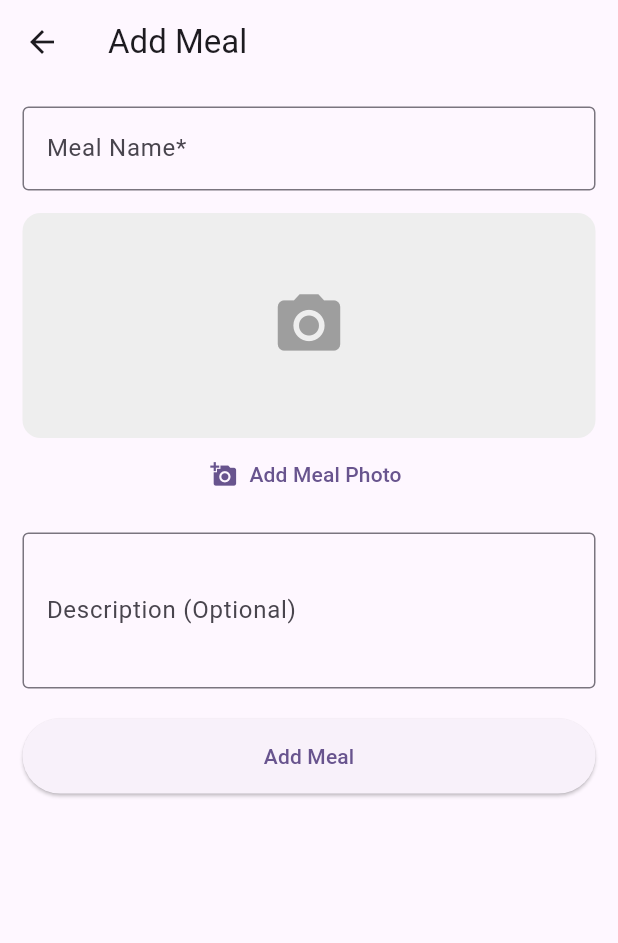
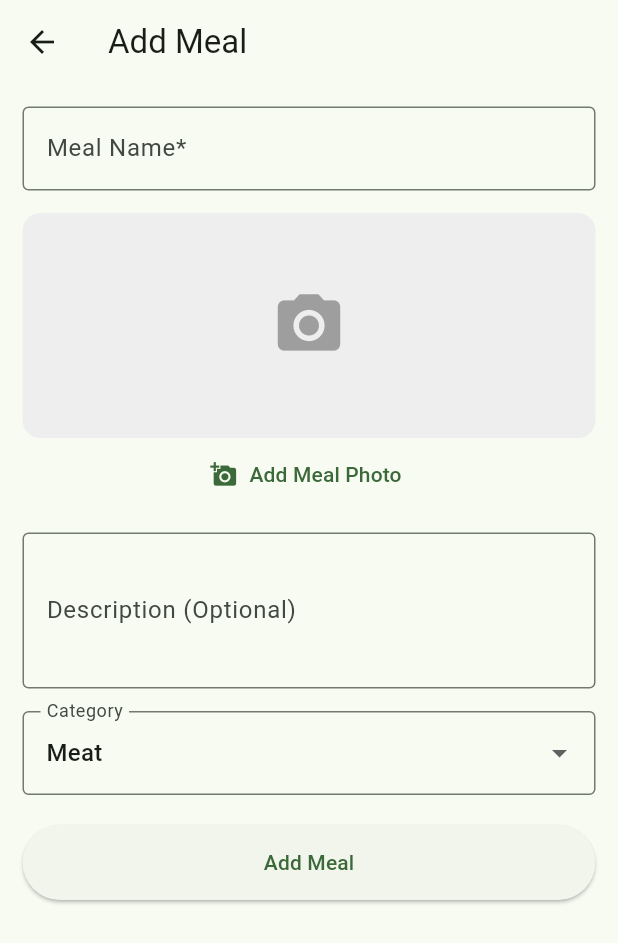
Before and after one commit to ahmad-bahaa/Pick_A_Meal, a Flutter app: the screen it shows after launch, after a tap on the "add" icon, on a phone screen of 412 x 824 dp. Shown: the top 943 px of the screen. Run offline on Flutter 3.47's test engine with Material 3 defaults, Android fonts, the phone set to English and light mode, and no system bars; our stand-ins replace image_picker, shared_preferences.

Commit message:
Added new features. Category for meals. searching within categories. All Categories together in 1 list.

```diff
--- a/lib/AddMealScreen.dart
+++ b/lib/AddMealScreen.dart
@@ -19,6 +19,7 @@ class _AddMealscreenState extends State<AddMealscreen> {
   late TextEditingController descController = TextEditingController();
 
   final imageController = TextEditingController();
+  String _selectedCategory = mealCategories[1]; // Default to 'Meat'
 
   File? _selectedImage;
 
@@ -35,6 +36,7 @@ class _AddMealscreenState extends State<AddMealscreen> {
     if (widget.existingMeal?.imagePath != null) {
       _selectedImage = File(widget.existingMeal!.imagePath!);
     }
+    _selectedCategory = widget.existingMeal?.category ?? 'Meat'; // Default to 'Meat'
   }
 
   Future<void> _pickImage(ImageSource source) async {
@@ -113,6 +115,20 @@ class _AddMealscreenState extends State<AddMealscreen> {
                   border: OutlineInputBorder(),
                 ),
               ),
+              SizedBox(height: 15),
+
+              DropdownButtonFormField<String>(
+                value: _selectedCategory,
+                decoration: InputDecoration(labelText: 'Category', border: OutlineInputBorder()),
+                items: mealCategories.where((c) => c != 'All').map((String category) {
+                  return DropdownMenuItem(value: category, child: Text(category));
+                }).toList(),
+                onChanged: (newValue) {
+                  setState(() {
+                    _selectedCategory = newValue!;
+                  });
+                },
+              ),
               SizedBox(height: 20),
               ElevatedButton(
                 style: ElevatedButton.styleFrom(
@@ -123,6 +139,7 @@ class _AddMealscreenState extends State<AddMealscreen> {
                   final updatedMeal = Meal(
                     id: widget.existingMeal?.id ?? DateTime.now().toString(),
                     name: nameController.text,
+                    category: _selectedCategory,
                     description: descController.text,
                     imagePath: _selectedImage != null
                         ? _selectedImage!.path
--- a/lib/Meal.dart
+++ b/lib/Meal.dart
@@ -1,14 +1,27 @@
+const List<String> mealCategories = [
+  'All',
+  'Meat',
+  'Fish',
+  'Chicken',
+  'Other',
+  'Fruit',
+  'Snack',
+  'Dessert',
+];
+
 class Meal {
   final String id;
   final String name;
   final String? imagePath;
   final String? description;
+  final String category;
 
   Meal({
     required this.id,
     required this.name,
     this.imagePath,
     this.description,
+    this.category = 'Other',
   });
 
   // Convert Meal object to Map (to save)
@@ -16,17 +29,20 @@ class Meal {
     return {
       'id': id,
       'name': name,
+      'category': category,
       'imagePath': imagePath,
       'description': description,
     };
   }
+
   // Create Meal object from Map (to load)
   factory Meal.fromMap(Map<String, dynamic> map) {
     return Meal(
       id: map['id'],
       name: map['name'],
+      category: map['category'] ?? 'Other',
       imagePath: map['imagePath'],
-      description: map['description'],
+      description: map['description'] ?? 'No description',
     );
   }
 }
--- a/lib/main.dart
+++ b/lib/main.dart
@@ -27,7 +27,10 @@ class _MyAppState extends State<MyApp> {
   Widget build(BuildContext context) {
     return MaterialApp(
       title: 'Flutter Demo',
-      theme: ThemeData(colorScheme: .fromSeed(seedColor: Colors.deepPurple)),
+      theme: ThemeData(
+        colorScheme: ColorScheme.fromSeed(seedColor: Colors.green),
+      ),
+      debugShowCheckedModeBanner: false,
       home: const MealListScreen(title: 'Flutter Demo Home Page'),
     );
   }
@@ -44,6 +47,7 @@ class MealListScreen extends StatefulWidget {
 
 class _MealListScreenState extends State<MealListScreen> {
   final List<Meal> _meals = [];
+  String _filterCategory = 'All';
 
   void _addMeal(Meal meal) {
     setState(() {
@@ -54,11 +58,12 @@ class _MealListScreenState extends State<MealListScreen> {
 
   @override
   Widget build(BuildContext context) {
-    return MaterialApp(
-      title: 'Pick A Meal',
-      theme: ThemeData(primarySwatch: Colors.green),
-      debugShowCheckedModeBanner: false,
-      home: Scaffold(
+    // Logic: If 'All' is selected, show everything. Otherwise, filter.
+    final filteredMeals = _filterCategory == 'All'
+        ? _meals
+        : _meals.where((meal) => meal.category == _filterCategory).toList();
+
+    return Scaffold(
       appBar: AppBar(
         title: Text('My Meals'),
         centerTitle: true,
@@ -76,29 +81,21 @@ class _MealListScreenState extends State<MealListScreen> {
                 style: TextStyle(color: Colors.grey),
               ),
             )
-            : RefreshIndicator(
+          : Column(
+              children: [
+                _buildFilterBar(),
+                Expanded(
+                  child: RefreshIndicator(
                     onRefresh: _handleRefresh,
 
-                child: _meals.isEmpty
-                    ? ListView(
-                        // Use a ListView even when empty so the "pull" gesture still works
-                        physics: const AlwaysScrollableScrollPhysics(),
-                        children: [
-                          SizedBox(
-                            height: MediaQuery.of(context).size.height * 0.3,
-                          ),
-                          Center(
-                            child: Text(
-                              'No meals? Pull down to "grab" one! (If you had any)',
-                            ),
-                          ),
-                        ],
-                      )
+                    child: filteredMeals.isEmpty
+                        ? Center(child: Text("No meals found in this category"))
                         : ListView.builder(
                             physics: const AlwaysScrollableScrollPhysics(),
                             // Ensures the pull works even for short lists
-                        itemCount: _meals.length,
+                            itemCount: filteredMeals.length,
                             itemBuilder: (ctx, index) {
+                              final meal = filteredMeals[index];
                               return Card(
                                 margin: EdgeInsets.symmetric(
                                   horizontal: 15,
@@ -110,20 +107,22 @@ class _MealListScreenState extends State<MealListScreen> {
                                       context,
                                       MaterialPageRoute(
                                         builder: (context) =>
-                                        MealDetailsScreen(meal: _meals[index]),
+                                            MealDetailsScreen(meal: meal),
                                       ),
                                     );
 
+                                    if (!mounted) return;
+
                                     if (result == 'delete') {
-                                  ScaffoldMessenger.of(context).showSnackBar(
+                                      ScaffoldMessenger.of(
+                                        context,
+                                      ).showSnackBar(
                                         SnackBar(
-                                      content: Text(
-                                        "${_meals[index].name} deleted",
-                                      ),
+                                          content: Text("${meal.name} deleted"),
                                           behavior: SnackBarBehavior.floating,
                                         ),
                                       );
-                                  _deleteMeal(_meals[index].id);
+                                      _deleteMeal(meal.id);
                                     } else if (result is Meal) {
                                       _updateMeal(
                                         result,
@@ -131,12 +130,14 @@ class _MealListScreenState extends State<MealListScreen> {
                                     }
                                   },
                                   leading: Hero(
-                                tag: _meals[index].id,
-                                child: _meals[index].imagePath != null
+                                    tag: meal.id,
+                                    child: meal.imagePath != null
                                         ? ClipRRect(
-                                        borderRadius: BorderRadius.circular(8),
+                                            borderRadius: BorderRadius.circular(
+                                              8,
+                                            ),
                                             child: Image.file(
-                                          File(_meals[index].imagePath!),
+                                              File(meal.imagePath!),
                                               width: 50,
                                               height: 50,
                                               fit: BoxFit.cover,
@@ -145,21 +146,27 @@ class _MealListScreenState extends State<MealListScreen> {
                                         : Icon(Icons.fastfood, size: 40),
                                   ),
                                   title: Text(
-                                _meals[index].name,
-                                style: TextStyle(fontWeight: FontWeight.bold),
+                                    meal.name,
+                                    style: TextStyle(
+                                      fontWeight: FontWeight.bold,
+                                    ),
                                   ),
                                   subtitle: Text(
-                                _meals[index].description ?? 'No description',
+                                    meal.description ?? 'No description',
+                                    maxLines: 1,
+                                    overflow: TextOverflow.ellipsis,
                                   ),
                                 ),
                               );
                             },
                           ),
                   ),
+                ),
+              ],
+            ),
       floatingActionButton: FloatingActionButton(
         onPressed: () => _showAddMealScreen(context),
         child: Icon(Icons.add),
-        ),
       ),
     );
   }
@@ -176,6 +183,8 @@ class _MealListScreenState extends State<MealListScreen> {
       context,
       MaterialPageRoute(builder: (context) => AddMealscreen()),
     );
+
+    if (!mounted) return;
 
     if (result != null && result is Meal) {
       _addMeal(result);
@@ -207,6 +216,7 @@ class _MealListScreenState extends State<MealListScreen> {
   Future<void> _handleRefresh() async {
     // 1. Check if we actually have meals
     if (_meals.isEmpty) {
+      if (!mounted) return;
       ScaffoldMessenger.of(
         context,
       ).showSnackBar(SnackBar(content: Text("Add some meals first!")));
@@ -215,6 +225,8 @@ class _MealListScreenState extends State<MealListScreen> {
 
     // 2. Simulate "picking" time (the spinner will stay visible during this)
     await Future.delayed(Duration(milliseconds: 1200));
+
+    if (!mounted) return;
 
     // 3. Pick the random meal
     final randomMeal = _meals[Random().nextInt(_meals.length)];
@@ -252,6 +264,8 @@ class _MealListScreenState extends State<MealListScreen> {
     // 2. Wait for a moment to simulate "thinking"
     await Future.delayed(Duration(milliseconds: 1500));
 
+    if (!mounted) return;
+
     // 3. Close the "Picking" dialog
     Navigator.pop(context);
 
@@ -265,42 +279,71 @@ class _MealListScreenState extends State<MealListScreen> {
   void _showResultDialog(BuildContext context, Meal meal) {
     showGeneralDialog(
       context: context,
-      barrierDismissible: true, // Tap background to close
+      barrierDismissible: true,
+      // Tap background to close
       barrierLabel: 'Dismiss',
-      barrierColor: Colors.black54, // Standard dimmed background
-      transitionDuration: const Duration(milliseconds: 400), // A snappy 0.4s animation
+      barrierColor: Colors.black54,
+      // Standard dimmed background
+      transitionDuration: const Duration(milliseconds: 400),
+      // A snappy 0.4s animation
       // pageBuilder is required but not used here because we use transitionBuilder
       pageBuilder: (ctx, anim1, anim2) => const SizedBox(),
       transitionBuilder: (ctx, anim1, anim2, child) {
         // Create a "bouncy" curve for the pop effect
-        final curvedValue = CurvedAnimation(parent: anim1, curve: Curves.easeOutBack);
+        final curvedValue = CurvedAnimation(
+          parent: anim1,
+          curve: Curves.easeOutBack,
+        );
 
         // Combine Fade and Scale for a smooth entrance
         return ScaleTransition(
-          scale: Tween<double>(begin: 0.5, end: 1.0).animate(curvedValue), // Grow from 50% to 100% size
+          scale: Tween<double>(begin: 0.5, end: 1.0).animate(curvedValue),
+          // Grow from 50% to 100% size
           child: FadeTransition(
             opacity: anim1, // Fade in from transparent to opaque
             // This is the actual dialog content from before
             child: AlertDialog(
-              shape: RoundedRectangleBorder(borderRadius: BorderRadius.circular(20)),
+              shape: RoundedRectangleBorder(
+                borderRadius: BorderRadius.circular(20),
+              ),
               contentPadding: EdgeInsets.zero,
               content: Column(
                 mainAxisSize: MainAxisSize.min,
                 children: [
                   // Image Header
                   ClipRRect(
-                    borderRadius: BorderRadius.vertical(top: Radius.circular(20)),
+                    borderRadius: BorderRadius.vertical(
+                      top: Radius.circular(20),
+                    ),
                     child: meal.imagePath != null
-                        ? Image.file(File(meal.imagePath!), height: 150, width: double.infinity, fit: BoxFit.cover)
-                        : Container(height: 100, color: Colors.green[100], child: Icon(Icons.restaurant, size: 50)),
+                        ? Image.file(
+                            File(meal.imagePath!),
+                            height: 150,
+                            width: double.infinity,
+                            fit: BoxFit.cover,
+                          )
+                        : Container(
+                            height: 100,
+                            color: Colors.green[100],
+                            child: Icon(Icons.restaurant, size: 50),
+                          ),
                   ),
                   Padding(
                     padding: const EdgeInsets.all(16.0),
                     child: Column(
                       children: [
-                        Text("How about this?", style: TextStyle(color: Colors.grey)),
+                        Text(
+                          "How about this?",
+                          style: TextStyle(color: Colors.grey),
+                        ),
                         SizedBox(height: 5),
-                        Text(meal.name, style: TextStyle(fontSize: 22, fontWeight: FontWeight.bold)),
+                        Text(
+                          meal.name,
+                          style: TextStyle(
+                            fontSize: 22,
+                            fontWeight: FontWeight.bold,
+                          ),
+                        ),
                       ],
                     ),
                   ),
@@ -317,7 +360,9 @@ class _MealListScreenState extends State<MealListScreen> {
                     // Navigate to Details
                     Navigator.push(
                       context,
-                      MaterialPageRoute(builder: (context) => MealDetailsScreen(meal: meal)),
+                      MaterialPageRoute(
+                        builder: (context) => MealDetailsScreen(meal: meal),
+                      ),
                     );
                   },
                   child: Text("View Details"),
@@ -345,4 +390,37 @@ class _MealListScreenState extends State<MealListScreen> {
     super.initState();
     _loadFromStorage();
   }
+
+  // Create a helper function to build the filter bar
+  Widget _buildFilterBar() {
+    return SingleChildScrollView(
+      scrollDirection: Axis.horizontal,
+      padding: EdgeInsets.symmetric(horizontal: 15, vertical: 10),
+      child: Row(
+        children: mealCategories.map((category) {
+          return Padding(
+            padding: const EdgeInsets.only(right: 8.0),
+            child: ChoiceChip(
+              selectedColor: Theme.of(context).colorScheme.primaryContainer,
+              label: Text(category),
+              selected: _filterCategory == category,
+              onSelected: (selected) {
+                setState(() {
+                  if (selected == "All") {
+
+                      _filterCategory = "ِAll";
+
+                  } else {
+
+                      _filterCategory = category;
+
+
+                  }});
+              },
+            ),
+          );
+        }).toList(),
+      ),
+    );
   }
+}
--- a/lib/meal_details_screen.dart
+++ b/lib/meal_details_screen.dart
@@ -71,6 +71,21 @@ class MealDetailsScreen extends StatelessWidget {
                   SizedBox(height: 10),
                   Divider(),
                   SizedBox(height: 10),
+                  Text(
+                    "Category",
+                    style: TextStyle(fontSize: 18, fontWeight: FontWeight.bold),
+                  ),
+                  SizedBox(height: 8),
+                  Text(
+                    meal.category?.isNotEmpty == true
+                        ? meal.category!
+                        : "No Category",
+                    style: TextStyle(fontSize: 16, color: Colors.black87),
+                  ),
+
+                  SizedBox(height: 10),
+                  Divider(),
+                  SizedBox(height: 10),
 
                   Text(
                     "Description",
```
Also changed, not shown: pubspec.lock. Lines whose indentation alone changed are shown as unchanged.
